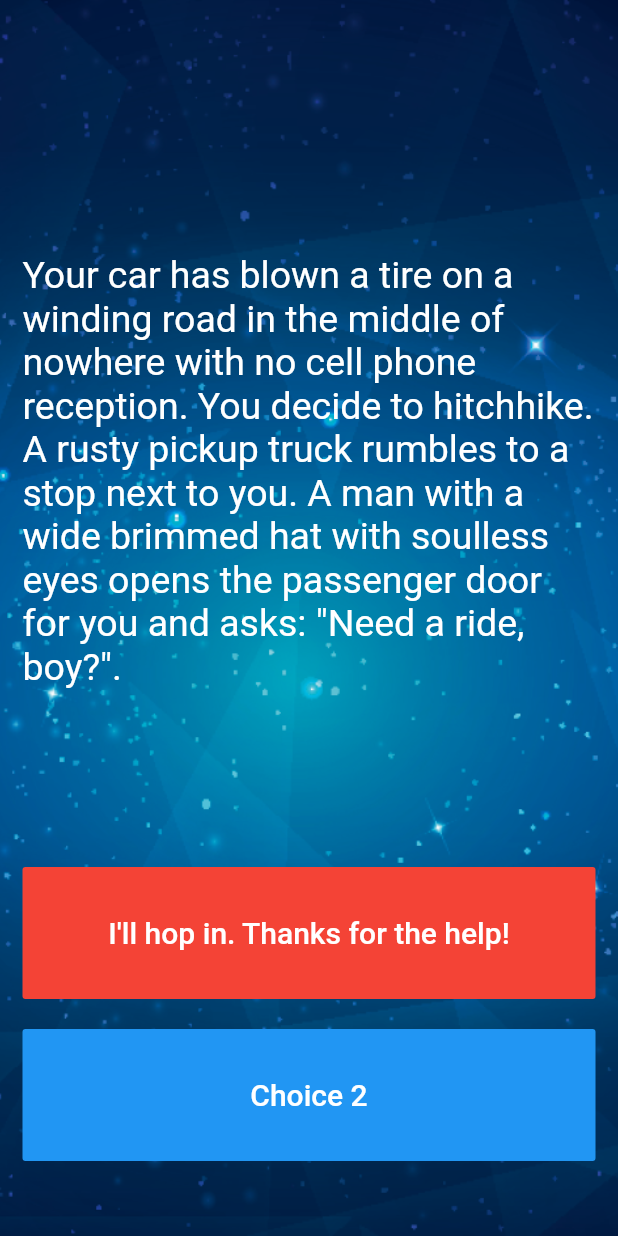
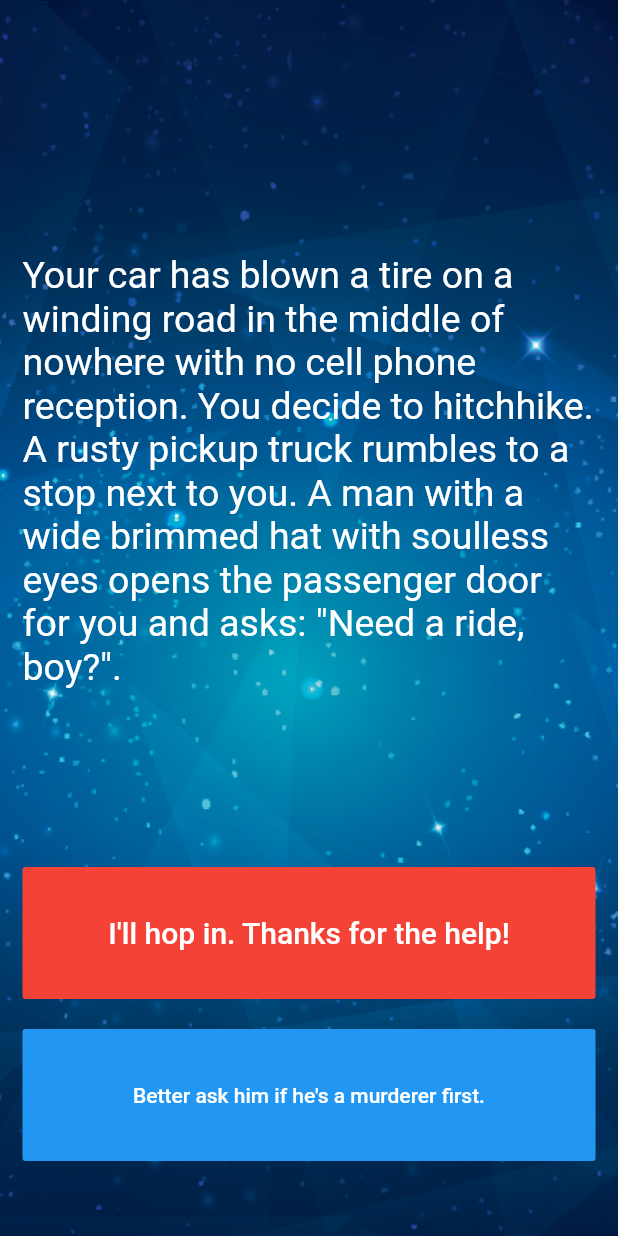
Before and after one commit to AyushSantri/Destini, a Flutter app: the screen it shows after launch, on a phone screen of 412 x 824 dp. Run offline on Flutter 3.47's test engine with Material 2 defaults, Android fonts, the phone set to English and light mode, and no system bars.

Commit message:
called getChoice2() in main.dart

```diff
--- a/lib/main.dart
+++ b/lib/main.dart
@@ -82,10 +82,10 @@ class _StoryPageState extends State<StoryPage> {
                     //TODO: Step 19 - Call the nextStory() method from storyBrain and pass the number 2 as the choice made by the user.
                   },
                   color: Colors.blue,
-                  child: const Text(
+                  child: Text(
                     //TODO: Step 14 - Use the storyBrain to get the text for choice 2.
-                    'Choice 2',
-                    style: TextStyle(
+                    storyBrain.getChoice2(),
+                    style: const TesxtStyle(
                       fontSize: 20.0,
                     ),
                   ),
```
